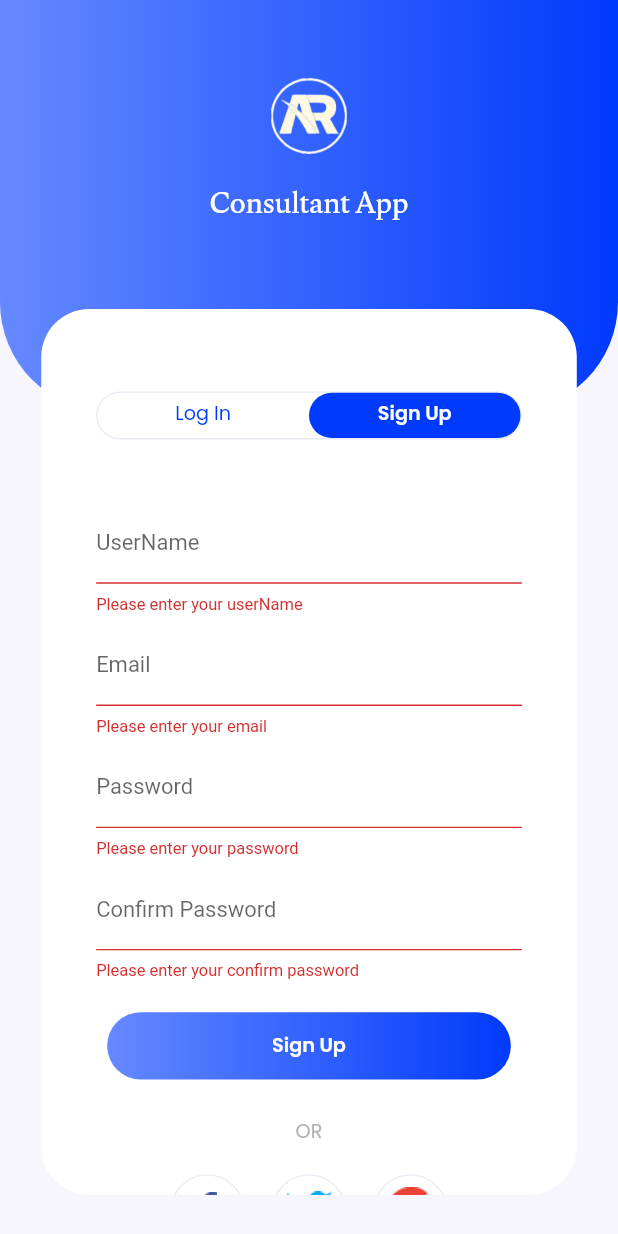
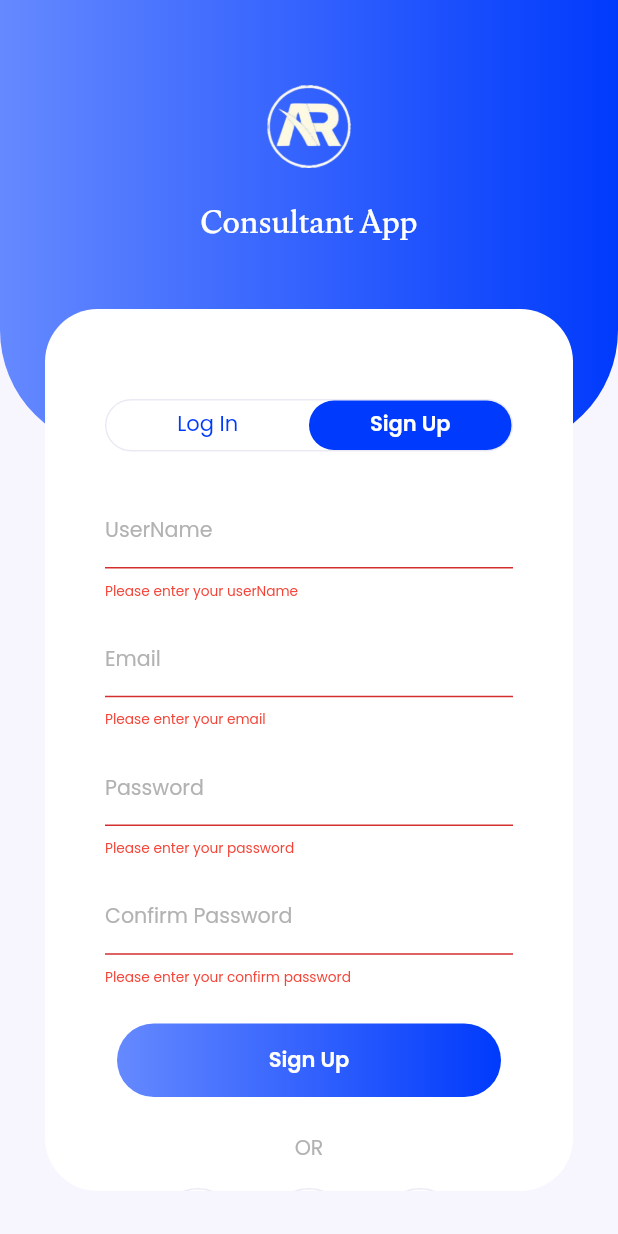
Before and after one commit to ReemAlsibakhi/ConsultantApp_Flutter, a Flutter app: the screen it shows after launch, tab 2 chosen, after a tap on "Sign Up", on a phone screen of 412 x 824 dp. Run offline on Flutter 3.47's test engine with Material 2 defaults, Android fonts, the phone set to English and light mode, and no system bars; our stand-ins replace expandable, flutter_screenutil, hive, hive_flutter, image_picker, shared_preferences; accounts and stored records are empty.

Commit message:
update sharedPref

```diff
--- a/lib/main.dart
+++ b/lib/main.dart
@@ -25,19 +25,15 @@ import 'package:consultant_app/view/status/StatusScreen.dart';
 import 'package:consultant_app/view/tag/TagScreen.dart';
 import 'package:consultant_app/view/tag/TagVM.dart';
 import 'package:flutter/material.dart';
-import 'package:hive_flutter/adapters.dart';
-import 'package:path_provider/path_provider.dart';
+import 'package:flutter_screenutil/flutter_screenutil.dart';
 import 'package:provider/provider.dart';
-import 'package:responsive_framework/responsive_wrapper.dart';
-import 'package:responsive_framework/utils/scroll_behavior.dart';
 
 import 'view/status/StatusVM.dart';
 
 void main() async {
   WidgetsFlutterBinding.ensureInitialized();
-  final applicationDocDir = await getApplicationDocumentsDirectory();
-  await Hive.initFlutter(applicationDocDir.path);
-  await Hive.openBox("myBox");
+  // final applicationDocDir = await getApplicationDocumentsDirectory();
+  // await Hive.initFlutter(applicationDocDir.path);
   await SharedPref.inst.onInit();
   runApp(
     MultiProvider(
@@ -62,20 +58,9 @@ class MyApp extends StatelessWidget {
   const MyApp({super.key});
   @override
   Widget build(BuildContext context) {
-    return MaterialApp(
-      builder: (context, child) => ResponsiveWrapper.builder(
-          BouncingScrollWrapper.builder(context, child!),
-          maxWidth: 1200,
-          minWidth: 450,
-          defaultScale: true,
-          breakpoints: [
-            const ResponsiveBreakpoint.resize(450, name: MOBILE),
-            const ResponsiveBreakpoint.autoScale(800, name: TABLET),
-            const ResponsiveBreakpoint.autoScale(1000, name: TABLET),
-            const ResponsiveBreakpoint.resize(1200, name: DESKTOP),
-            const ResponsiveBreakpoint.autoScale(2460, name: "4K"),
-          ],
-          background: Container(color: const Color(0xFFF5F5F5))),
+    return ScreenUtilInit(
+        designSize: const Size(360, 780),
+        builder: (context, child) => MaterialApp(
               debugShowCheckedModeBanner: false,
               title: 'Pal Mail',
               theme: ThemeData(
@@ -100,6 +85,6 @@ class MyApp extends StatelessWidget {
                 '/Admin/Category/create': (context) => CreateCategory(),
                 '/Category': (context) => CategoriyScreen(),
               },
-    );
+            ));
   }
 }
--- a/lib/view/auth/login/LoginScreen.dart
+++ b/lib/view/auth/login/LoginScreen.dart
@@ -1,6 +1,7 @@
 import 'package:consultant_app/view/auth/login/LoginVM.dart';
 import 'package:consultant_app/view/widgets/Button.dart';
 import 'package:flutter/material.dart';
+import 'package:flutter_screenutil/flutter_screenutil.dart';
 import 'package:provider/provider.dart';
 
 import '../../../utils/Constants.dart';
@@ -19,33 +20,34 @@ class LoginScreen extends StatelessWidget {
         child: Column(
           mainAxisAlignment: MainAxisAlignment.center,
           children: <Widget>[
-            TextFormField(
-              controller: emailController,
-              keyboardType: TextInputType.emailAddress,
-              decoration: InputDecoration(
-                labelText: 'Email',
-                errorText: context.watch<LoginVM>().emailError,
-                hintStyle: const TextStyle(
-                    color: kHintGreyColor, fontSize: 12, fontFamily: 'Poppins'),
+            _buildTextFormField(
+                emailController,
+                false,
+                TextInputType.emailAddress,
+                'Email',
+                context.watch<LoginVM>().emailError),
+            _buildTextFormField(passwordController, true, TextInputType.text,
+                'Password', context.watch<LoginVM>().passwordError),
+            _buildButton(context),
+            SizedBox(
+              height: 15.h,
+            ),
+            CustomText('OR', 12.sp, 'Poppins', kHintGreyColor, FontWeight.w400),
+            SizedBox(
+              height: 15.h,
+            ),
+            const SocialIcons(),
+            SizedBox(
+              height: 12.h,
+            )
+          ],
         ),
       ),
-            const SizedBox(
-              height: 16,
-            ),
-            TextFormField(
-              controller: passwordController,
-              obscureText: true,
-              decoration: InputDecoration(
-                labelText: 'Password',
-                errorText: context.watch<LoginVM>().passwordError,
-                hintStyle: const TextStyle(
-                    color: kHintGreyColor, fontSize: 12, fontFamily: 'Poppins'),
-              ),
-            ),
-            const SizedBox(
-              height: 40,
-            ),
-            Consumer<LoginVM>(builder: (_, viewModel, __) {
+    );
+  }
+
+  Consumer<LoginVM> _buildButton(BuildContext context) {
+    return Consumer<LoginVM>(builder: (_, viewModel, __) {
       return Button(
         onPressed: viewModel.isLoading
             ? null
@@ -54,22 +56,37 @@ class LoginScreen extends StatelessWidget {
                     emailController.text, passwordController.text)) {
                   return;
                 }
-                        viewModel.loginRequest(emailController.text,
-                            passwordController.text, context);
+                viewModel.loginRequest(
+                    emailController.text, passwordController.text, context);
               },
         title: 'Log In',
       );
-            }),
-            const SizedBox(
-              height: 20,
+    });
+  }
+
+  Widget _buildTextFormField(TextEditingController controller, bool obscure,
+      TextInputType inputType, String label, String? error) {
+    return Container(
+      width: 262,
+      height: 49,
+      margin: EdgeInsets.only(bottom: 15.h),
+      child: TextFormField(
+        controller: controller,
+        obscureText: obscure,
+        keyboardType: inputType,
+        decoration: InputDecoration(
+          labelText: label,
+          errorText: error,
+          errorStyle: TextStyle(
+              color: Colors.red, fontSize: 8.sp, fontFamily: 'Poppins'),
+          enabledBorder: const UnderlineInputBorder(
+            borderSide: BorderSide(color: kGreyColor),
           ),
-            CustomText(
-                'orText', 14, 'Poppins', kHintGreyColor, FontWeight.w400),
-            const SizedBox(
-              height: 20,
-            ),
-            const SocialIcons(),
-          ],
+          labelStyle: TextStyle(
+              color: kHintGreyColor, fontSize: 12.sp, fontFamily: 'Poppins'),
+          contentPadding: const EdgeInsets.all(0.0),
+          hintStyle: TextStyle(
+              color: kHintGreyColor, fontSize: 12.sp, fontFamily: 'Poppins'),
         ),
       ),
     );
--- a/lib/view/auth/register/RegisterScreen.dart
+++ b/lib/view/auth/register/RegisterScreen.dart
@@ -1,5 +1,6 @@
 import 'package:consultant_app/view/auth/register/RegisterVM.dart';
 import 'package:flutter/material.dart';
+import 'package:flutter_screenutil/flutter_screenutil.dart';
 import 'package:provider/provider.dart';
 
 import '../../../utils/Constants.dart';
@@ -15,7 +16,7 @@ class RegisterScreen extends StatelessWidget {
 
   final emailController = TextEditingController();
   final passwordController = TextEditingController();
-  final confirm_passdController = TextEditingController();
+  final confirmPassController = TextEditingController();
   final nameController = TextEditingController();
 
   @override
@@ -26,62 +27,42 @@ class RegisterScreen extends StatelessWidget {
         child: Column(
           mainAxisAlignment: MainAxisAlignment.center,
           children: <Widget>[
-            const SizedBox(
-              height: 16,
+            _buildTextFormField(nameController, false, TextInputType.text,
+                'UserName', context.watch<RegisterVM>().nameError),
+            _buildTextFormField(
+                emailController,
+                false,
+                TextInputType.emailAddress,
+                'Email',
+                context.watch<RegisterVM>().emailError),
+            _buildTextFormField(passwordController, true, TextInputType.text,
+                'Password', context.watch<RegisterVM>().passwordError),
+            _buildTextFormField(
+                confirmPassController,
+                true,
+                TextInputType.text,
+                'Confirm Password',
+                context.watch<RegisterVM>().confirmPasswordError),
+            _buildButton(context),
+            SizedBox(
+              height: 15.h,
             ),
-            TextFormField(
-              controller: nameController,
-              keyboardType: TextInputType.name,
-              decoration: InputDecoration(
-                labelText: 'UserName',
-                errorText: context.watch<RegisterVM>().nameError,
-                hintStyle: const TextStyle(
-                    color: kHintGreyColor, fontSize: 12, fontFamily: 'Poppins'),
+            CustomText('OR', 12.sp, 'Poppins', kHintGreyColor, FontWeight.w400),
+            SizedBox(
+              height: 15.h,
+            ),
+            const SocialIcons(),
+            SizedBox(
+              height: 12.h,
+            )
+          ],
         ),
       ),
-            const SizedBox(
-              height: 8,
-            ),
-            TextFormField(
-              controller: emailController,
-              keyboardType: TextInputType.emailAddress,
-              decoration: InputDecoration(
-                labelText: 'Email',
-                errorText: context.watch<RegisterVM>().emailError,
-                hintStyle: const TextStyle(
-                    color: kHintGreyColor, fontSize: 12, fontFamily: 'Poppins'),
-              ),
-            ),
-            const SizedBox(
-              height: 8,
-            ),
-            TextFormField(
-              controller: passwordController,
-              obscureText: true,
-              decoration: InputDecoration(
-                labelText: 'Password',
-                errorText: context.watch<RegisterVM>().passwordError,
-                hintStyle: const TextStyle(
-                    color: kHintGreyColor, fontSize: 12, fontFamily: 'Poppins'),
-              ),
-            ),
-            const SizedBox(
-              height: 8,
-            ),
-            TextFormField(
-              controller: confirm_passdController,
-              obscureText: true,
-              decoration: InputDecoration(
-                labelText: 'Confirm Password',
-                errorText: context.watch<RegisterVM>().confirmPasswordError,
-                hintStyle: const TextStyle(
-                    color: kHintGreyColor, fontSize: 12, fontFamily: 'Poppins'),
-              ),
-            ),
-            const SizedBox(
-              height: 15,
-            ),
-            Consumer<RegisterVM>(builder: (_, viewModel, __) {
+    );
+  }
+
+  Consumer<RegisterVM> _buildButton(BuildContext context) {
+    return Consumer<RegisterVM>(builder: (_, viewModel, __) {
       return Button(
         onPressed: viewModel.isLoading
             ? null
@@ -89,29 +70,39 @@ class RegisterScreen extends StatelessWidget {
                 if (!context.read<RegisterVM>().validateInputs(
                     emailController.text,
                     passwordController.text,
-                            confirm_passdController.text,
+                    confirmPassController.text,
                     nameController.text)) {
                   return;
                 }
-                        viewModel.registerRequest(
-                            emailController.text,
-                            passwordController.text,
-                            nameController.text,
-                            context);
+                viewModel.registerRequest(emailController.text,
+                    passwordController.text, nameController.text, context);
               },
         title: 'Sign Up',
       );
-            }),
-            const SizedBox(
-              height: 20,
+    });
+  }
+
+  Widget _buildTextFormField(TextEditingController controller, bool obscure,
+      TextInputType inputType, String label, String? error) {
+    return Container(
+      margin: EdgeInsets.only(bottom: 15.h),
+      child: TextFormField(
+        controller: controller,
+        obscureText: obscure,
+        keyboardType: inputType,
+        decoration: InputDecoration(
+          labelText: label,
+          errorText: error,
+          errorStyle: TextStyle(
+              color: Colors.red, fontSize: 8.sp, fontFamily: 'Poppins'),
+          enabledBorder: UnderlineInputBorder(
+            borderSide: BorderSide(color: kGreyColor),
           ),
-            CustomText(authModel.orText, 14, 'Poppins', kHintGreyColor,
-                FontWeight.w400),
-            const SizedBox(
-              height: 20,
-            ),
-            const SocialIcons(),
-          ],
+          labelStyle: TextStyle(
+              color: kHintGreyColor, fontSize: 12.sp, fontFamily: 'Poppins'),
+          contentPadding: const EdgeInsets.all(0.0),
+          hintStyle: TextStyle(
+              color: kHintGreyColor, fontSize: 12.sp, fontFamily: 'Poppins'),
         ),
       ),
     );
--- a/lib/view/auth/splach/SplashScreen.dart
+++ b/lib/view/auth/splach/SplashScreen.dart
@@ -3,6 +3,7 @@ import 'dart:async';
 import 'package:consultant_app/utils/SharedPref.dart';
 import 'package:consultant_app/view/auth/TabBarScreen.dart';
 import 'package:flutter/material.dart';
+import 'package:flutter_screenutil/flutter_screenutil.dart';
 
 import '../../../utils/Constants.dart';
 import '../../home/HomeScreen.dart';
@@ -20,9 +21,9 @@ class _SplashScreenState extends State<SplashScreen> {
     Timer(
       const Duration(milliseconds: 700),
       () async {
-        //  await SharedPref.inst.getToken() == '' ? isLogin = false : true;
+        // await SharedPref.inst.getToken() == '' ? isLogin = false : true;
         isLogin = (await SharedPref.inst.getBool(AppKeys.ISLogged))!;
-        print('isLogin: $isLogin');
+        // print('isLogin: $isLogin');
         Navigator.pushReplacement(
           context,
           MaterialPageRoute(
@@ -38,35 +39,38 @@ class _SplashScreenState extends State<SplashScreen> {
   @override
   Widget build(BuildContext context) {
     countAndPush();
-    print('splach isLogin $isLogin');
-
     return Scaffold(
       body: Container(
-        decoration: BoxDecoration(
+        width: 360.w,
+        height: 780.w,
+        decoration: const BoxDecoration(
           gradient: LinearGradient(
             begin: Alignment.topLeft,
             end: Alignment.bottomRight,
             colors: [kPrimaryColor, kLightPrimaryColor],
           ),
         ),
-        alignment: Alignment.center,
-        child: Column(
+        child: _buildLogo('Complaints App'),
+      ),
+    );
+  }
+}
+
+Widget _buildLogo(String title) {
+  return Column(
     mainAxisAlignment: MainAxisAlignment.center,
-          children: const [
-            Image(
+    children: [
+      const Image(
         image: AssetImage('images/logo2.png'),
       ),
       Text(
-              'Complaints App',
+        title,
         style: TextStyle(
-                fontSize: 31,
+          fontSize: 25.sp,
           color: Colors.white,
           fontFamily: 'Gulzar',
         ),
       ),
     ],
-        ),
-      ),
   );
 }
-}
--- a/lib/view/filter/FilterScreen.dart
+++ b/lib/view/filter/FilterScreen.dart
@@ -16,6 +16,13 @@ class FilterScreen extends StatelessWidget {
   final FilterVM viewModel;
 
   FilterScreen({required this.viewModel});
+
+  @override
+  void dispose() {
+    viewModel.dispose(); // properly dispose of the ViewModel instance
+//    super.dispose();
+  }
+
   @override
   Widget build(BuildContext context) {
     // final FilterVM viewModel = FilterVM();
--- a/lib/view/filter/FilterVM.dart
+++ b/lib/view/filter/FilterVM.dart
@@ -60,8 +60,4 @@ class FilterVM extends ChangeNotifier {
   }
 
   int getSelectedCats() => _selectedCats;
-  @override
-  void dispose() {
-    super.dispose();
-  }
 }
--- a/pubspec.yaml
+++ b/pubspec.yaml
@@ -35,6 +35,8 @@ dependencies:
   # The following adds the Cupertino Icons font to your application.
   # Use with the CupertinoIcons class for iOS style icons.
   cupertino_icons: ^1.0.2
+  #responsive screen
+  flutter_screenutil: ^5.7.0
   image_picker: ^0.8.6+3
   expandable: ^5.0.1
   provider: ^6.0.1
```
Also changed, not shown: lib/view/home/MenuScreen.dart (added, +103 -0 lines). Lines whose indentation alone changed are shown as unchanged.
